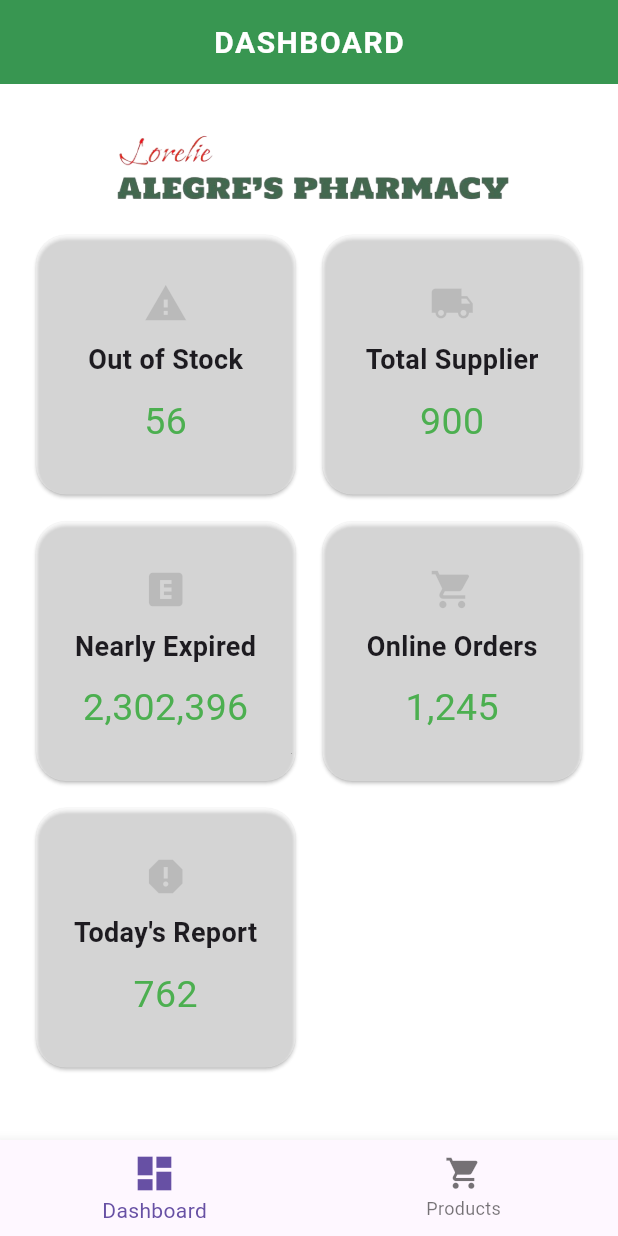
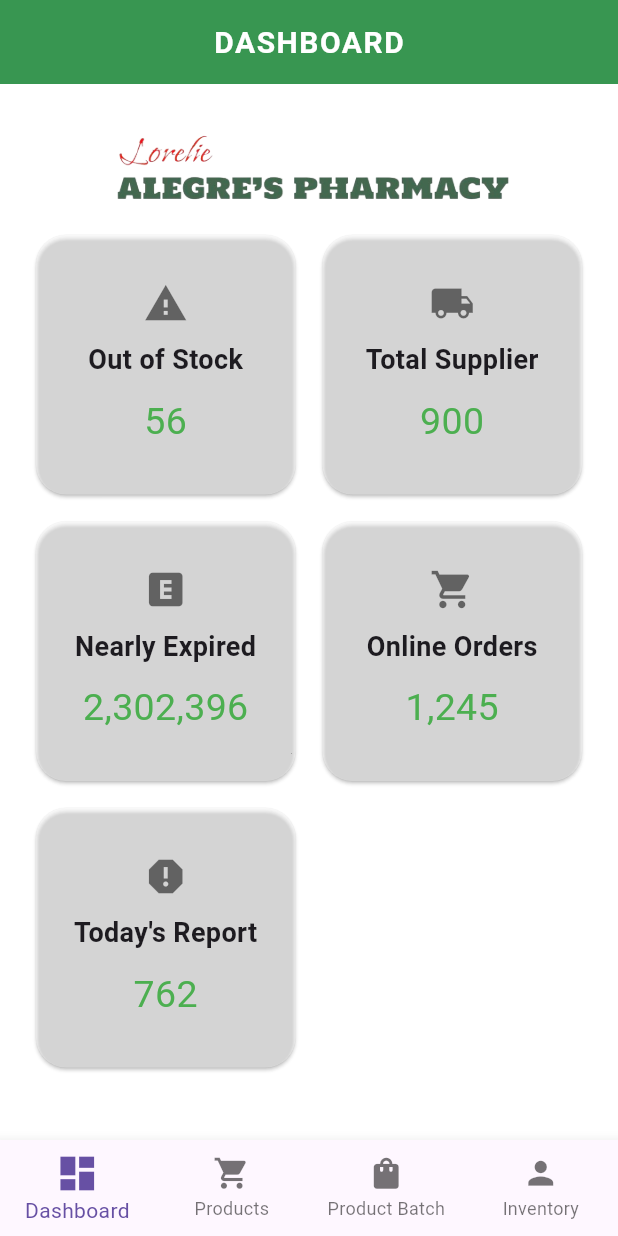
Before and after one commit to nameoftheuser1/medmart, a Flutter app: the screen it shows after launch, on a phone screen of 412 x 824 dp. Run offline on Flutter 3.47's test engine with Material 3 defaults, Android fonts, the light colour scheme and no system bars.

Commit message:
initial commit

```diff
--- a/lib/main.dart
+++ b/lib/main.dart
@@ -1,6 +1,9 @@
 import 'package:flutter/material.dart';
 import 'package:medmart/screens/dashboard_screen.dart';
+import 'package:medmart/screens/inventory_screen.dart';
+import 'package:medmart/screens/product_batch_screen.dart';
 import 'package:medmart/screens/product_screen.dart';
+import 'package:medmart/screens/register.dart';
 
 void main() {
   runApp(const MyApp());
@@ -20,12 +23,15 @@ class MyApp extends StatelessWidget {
             titleTextStyle: TextStyle(color: Colors.white, fontSize: 20)),
         scaffoldBackgroundColor: Colors.white70,
         bottomNavigationBarTheme: const BottomNavigationBarThemeData(
+          // backgroundColor: Colors.blueGrey,
+          // selectedItemColor: Colors.white,
+          // unselectedItemColor: Colors.grey,
           selectedIconTheme: IconThemeData(size: 30),
           unselectedIconTheme: IconThemeData(size: 25),
           showSelectedLabels: true,
           showUnselectedLabels: true,
         ),
-        cardTheme: const CardTheme(color: Colors.white38),
+        cardTheme: const CardTheme(color: Colors.white38,)
       ),
       debugShowCheckedModeBanner: false,
       home: const HomeScreen(),
@@ -43,9 +49,12 @@ class HomeScreen extends StatefulWidget {
 class _HomeScreenState extends State<HomeScreen> {
   int _selectedIndex = 0;
 
+  // Remove the const keyword
   final List<Widget> _widgetOptions = [
-    DashboardScreen(),
-    ProductScreen(),
+    const DashboardScreen(),
+    const ProductScreen(),
+    const ProductBatchScreen(),
+    const InventoryScreen(),
   ];
 
   void _onItemTapped(int index) {
@@ -59,6 +68,7 @@ class _HomeScreenState extends State<HomeScreen> {
     return Scaffold(
       body: _widgetOptions.elementAt(_selectedIndex),
       bottomNavigationBar: BottomNavigationBar(
+        type: BottomNavigationBarType.fixed,
         items: const <BottomNavigationBarItem>[
           BottomNavigationBarItem(
             icon: Icon(Icons.dashboard),
@@ -68,6 +78,15 @@ class _HomeScreenState extends State<HomeScreen> {
             icon: Icon(Icons.shopping_cart),
             label: 'Products',
           ),
+          BottomNavigationBarItem(
+              icon: Icon(Icons.shopping_bag),
+              label: 'Product Batch',
+          ),
+          BottomNavigationBarItem(
+              icon: Icon(Icons.person),
+              label: 'Inventory',
+          ),
+
         ],
         currentIndex: _selectedIndex,
         onTap: _onItemTapped,
--- a/lib/screens/dashboard_screen.dart
+++ b/lib/screens/dashboard_screen.dart
@@ -101,7 +101,7 @@ class _DashboardScreenState extends State<DashboardScreen> {
         child: Column(
           mainAxisAlignment: MainAxisAlignment.center,
           children: [
-            Icon(icon, size: 30, color: Colors.black12),
+            Icon(icon, size: 30, color: Colors.black54),
             const SizedBox(height: 10),
             Text(
               title,
```
Also changed, not shown: lib/screens/inventory_screen.dart (added, +19 -0 lines), lib/screens/product_batch_screen.dart (added, +19 -0 lines), lib/screens/product_screen.dart (+29 -5 lines).
